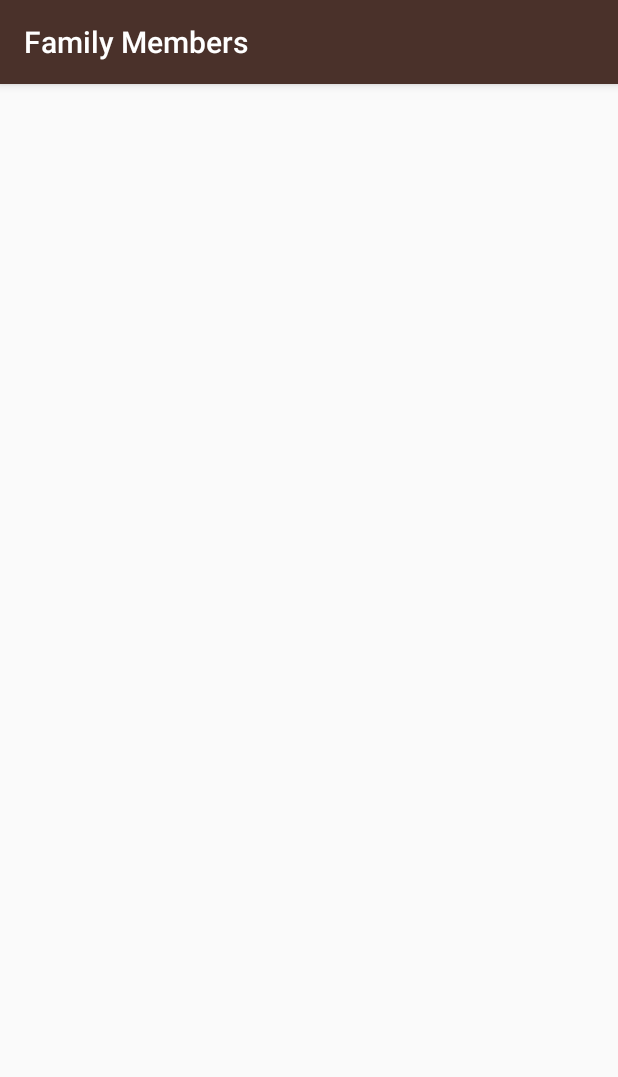
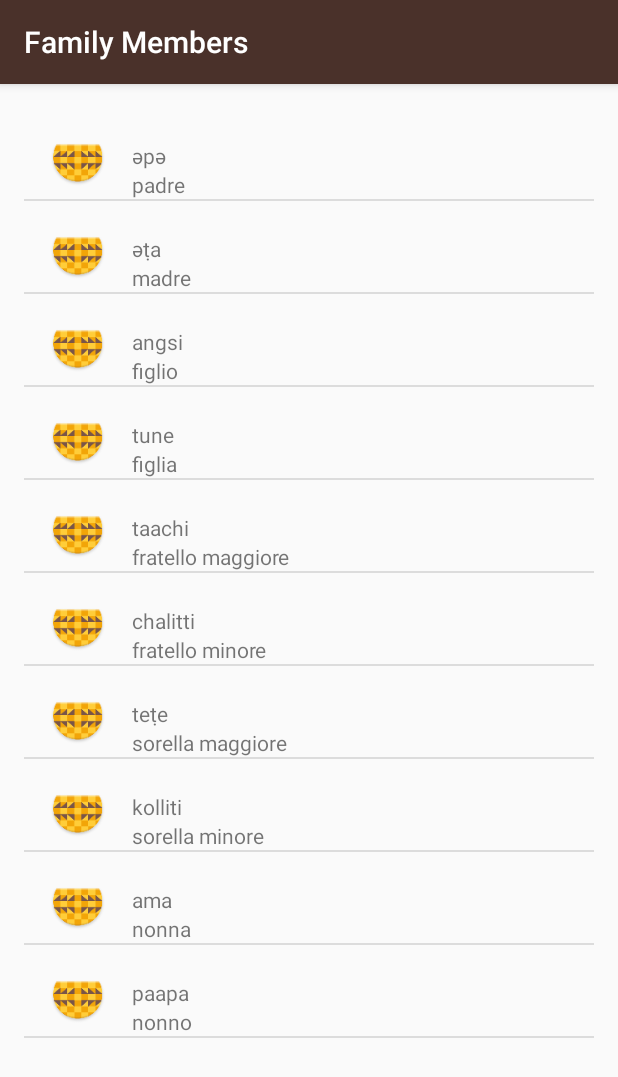
Before and after one commit to Mavericksb/Miwok, an Android app: the FamilyActivity screen opened directly, with no data from a screen before it, on a phone screen of 412 x 824 dp. Shown: the top 1077 px of the screen. Run offline under Robolectric (Android 15) with nearby library versions, the light colour scheme and no system bars.

Commit message:
-Update Word.java and WordAdapter.java to receive and accomodate an icon image for each word. An image place holder has been used. -Add full list of words in each activity (colors, phrases, family). Waiting for the icons asset drop.

```diff
--- a/app/src/main/java/com/example/android/miwok/FamilyActivity.java
+++ b/app/src/main/java/com/example/android/miwok/FamilyActivity.java
@@ -2,12 +2,38 @@ package com.example.android.miwok;
 
 import android.support.v7.app.AppCompatActivity;
 import android.os.Bundle;
+import android.widget.ListView;
+
+import java.util.ArrayList;
 
 public class FamilyActivity extends AppCompatActivity {
 
     @Override
     protected void onCreate(Bundle savedInstanceState) {
         super.onCreate(savedInstanceState);
-        setContentView(R.layout.activity_family);
+        setContentView(R.layout.word_list);
+
+        ArrayList<Word> words = new ArrayList<Word>();
+        words.add(new Word("padre", "әpә", R.mipmap.ic_launcher));
+        words.add(new Word("madre", "әṭa", R.mipmap.ic_launcher));
+        words.add(new Word("figlio", "angsi", R.mipmap.ic_launcher));
+        words.add(new Word("figlia", "tune", R.mipmap.ic_launcher));
+        words.add(new Word("fratello maggiore", "taachi", R.mipmap.ic_launcher));
+        words.add(new Word("fratello minore", "chalitti", R.mipmap.ic_launcher));
+        words.add(new Word("sorella maggiore", "teṭe", R.mipmap.ic_launcher));
+        words.add(new Word("sorella minore", "kolliti", R.mipmap.ic_launcher));
+        words.add(new Word("nonna", "ama", R.mipmap.ic_launcher));
+        words.add(new Word("nonno", "paapa", R.mipmap.ic_launcher));
+
+
+
+        WordAdapter itemsAdapter = new WordAdapter(this, words);
+
+        ListView listView = (ListView) findViewById(R.id.list);
+
+        listView.setAdapter(itemsAdapter);
+
+
+
     }
 }
--- a/app/src/main/java/com/example/android/miwok/Word.java
+++ b/app/src/main/java/com/example/android/miwok/Word.java
@@ -13,11 +13,15 @@ public class Word{
     //Default language translation
     private String defaultWord = "";
 
+    //sets icon for the relative word
+    private int iconImg;
+
     //@param miwokW the miwok translation of the word
     //@param defaultW default language translation
-    public Word (String defaultW, String miwokW) {
+    public Word (String defaultW, String miwokW, int resImgId) {
         miwokWord = miwokW;
         defaultWord = defaultW;
+        iconImg = resImgId;
     }
 
     //Get the miwok translation
@@ -29,4 +33,6 @@ public class Word{
     public String getDefaultWord(){
         return defaultWord;
     }
+
+    public int getIconImg() { return iconImg;}
 }
--- a/app/src/main/java/com/example/android/miwok/WordAdapter.java
+++ b/app/src/main/java/com/example/android/miwok/WordAdapter.java
@@ -6,9 +6,8 @@ import android.view.LayoutInflater;
 import android.view.View;
 import android.view.ViewGroup;
 import android.widget.ArrayAdapter;
+import android.widget.ImageView;
 import android.widget.TextView;
-
-import org.w3c.dom.Text;
 
 import java.util.ArrayList;
 
@@ -35,12 +34,13 @@ public class WordAdapter extends ArrayAdapter<Word> {
         Word currentWord = getItem(position);
 
         TextView miwokWord = (TextView)listItemView.findViewById(R.id.miwok_text_view);
-
         miwokWord.setText(currentWord.getMiwokWord());
 
         TextView defaultWord = (TextView)listItemView.findViewById(R.id.default_text_view);
+        defaultWord.setText(currentWord.getDefaultWord());
 
-        defaultWord.setText(currentWord.getDefaultWord());
+        ImageView icon = (ImageView)listItemView.findViewById(R.id.icon_view);
+        icon.setImageResource(currentWord.getIconImg());
 
         return listItemView;
 
--- a/app/src/main/res/layout/activity_family.xml
+++ /dev/null
@@ -1,13 +0,0 @@
-<?xml version="1.0" encoding="utf-8"?>
-<RelativeLayout xmlns:android="http://schemas.android.com/apk/res/android"
-    xmlns:tools="http://schemas.android.com/tools"
-    android:id="@+id/activity_family"
-    android:layout_width="match_parent"
-    android:layout_height="match_parent"
-    android:paddingBottom="@dimen/activity_vertical_margin"
-    android:paddingLeft="@dimen/activity_horizontal_margin"
-    android:paddingRight="@dimen/activity_horizontal_margin"
-    android:paddingTop="@dimen/activity_vertical_margin"
-    tools:context="com.example.android.miwok.FamilyActivity">
-
-</RelativeLayout>
--- a/app/src/main/res/layout/list_item.xml
+++ b/app/src/main/res/layout/list_item.xml
@@ -5,32 +5,33 @@
     android:layout_height="match_parent"
     android:id="@+id/numbers_text_view"
     android:paddingLeft="16dp"
-    android:paddingTop="8dp"
+    android:paddingTop="16dp"
     >
 
     <ImageView
-        android:layout_width="50dp"
-        android:layout_height="50dp"
-        android:src="@mipmap/ic_launcher"/>
+        android:id="@+id/icon_view"
+        android:layout_width="40dp"
+        android:layout_height="40dp"
+        />
+
     <LinearLayout
         android:layout_width="match_parent"
         android:layout_height="wrap_content"
         android:orientation="vertical"
         android:paddingLeft="16dp">
+
         <TextView
+            android:id="@+id/miwok_text_view"
             android:layout_width="match_parent"
             android:layout_height="wrap_content"
-        android:id="@+id/miwok_text_view"
-        android:paddingTop="8dp"
-
-        tools:text="miwok"/>
+            android:paddingTop="6dp"
+            tools:text="miwok" />
 
         <TextView
+            android:id="@+id/default_text_view"
             android:layout_width="match_parent"
             android:layout_height="wrap_content"
-        android:id="@+id/default_text_view"
-
-        tools:text="italiano"/>
+            tools:text="italiano" />
 
     </LinearLayout>
 
```
Also changed, not shown: app/src/main/java/com/example/android/miwok/ColorsActivity.java (+25 -1 lines), app/src/main/java/com/example/android/miwok/NumbersActivity.java (+11 -15 lines), app/src/main/java/com/example/android/miwok/PhrasesActivity.java (+27 -1 lines), app/src/main/res/layout/activity_colors.xml (deleted, +0 -13 lines), app/src/main/res/layout/activity_phrases.xml (deleted, +0 -13 lines), app/src/main/res/layout/word_list.xml (renamed from app/src/main/res/layout/activity_numbers.xml). Lines whose indentation alone changed are shown as unchanged.
